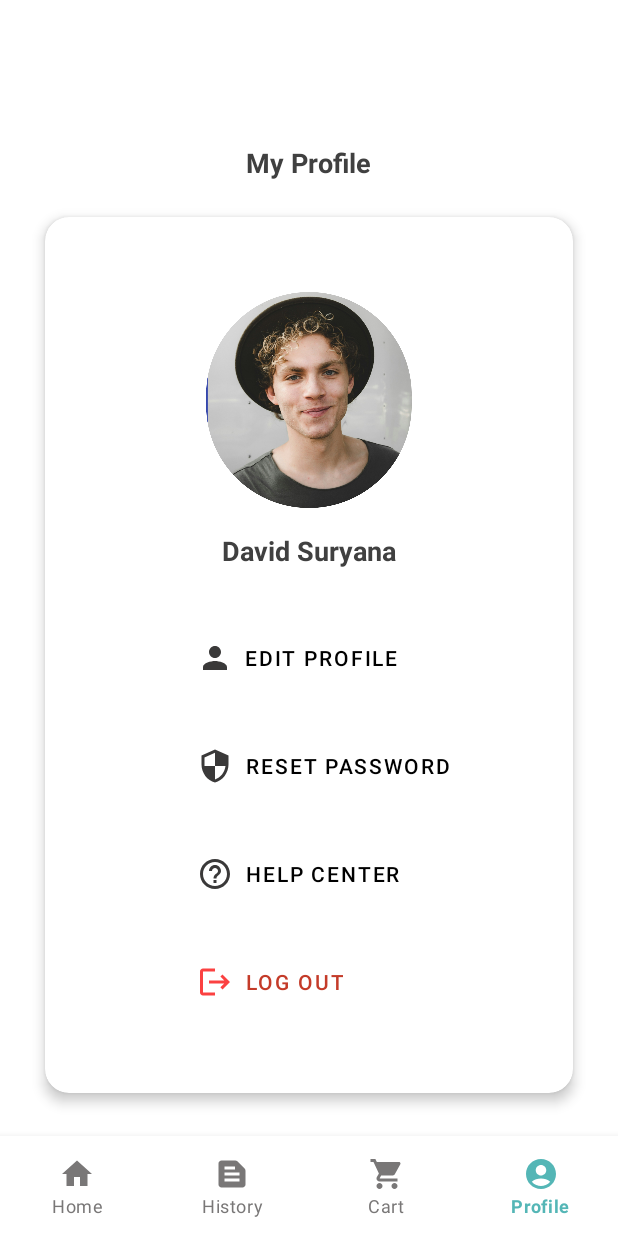
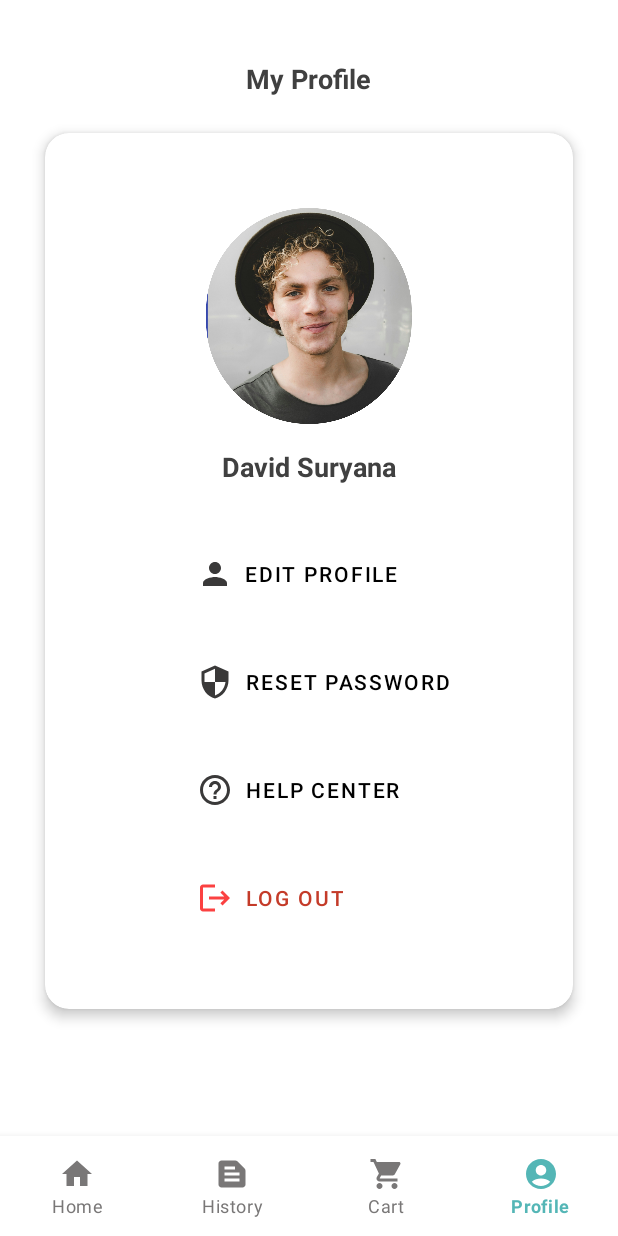
Before and after one commit to TrashUp-Capstone/mobile, an Android app: the MainActivity screen opened directly, with no data from a screen before it, item 4 of the bottom bar chosen, on a phone screen of 412 x 824 dp. Run offline under Robolectric (Android 15) with nearby library versions, the phone set to English and light mode, and no system bars; our stand-ins replace navigation-ui; network calls fail; 2 statements that could not run were skipped.

Commit message:
fix edge user home

```diff
--- a/app/src/main/java/com/dicoding/trashup/ui/user/main/MainActivity.kt
+++ b/app/src/main/java/com/dicoding/trashup/ui/user/main/MainActivity.kt
@@ -37,12 +37,12 @@ class MainActivity : AppCompatActivity() {
         enableEdgeToEdge()
         setContentView(binding.root)
         supportActionBar?.hide()
-//        WindowCompat.setDecorFitsSystemWindows(window, false)
-//        ViewCompat.setOnApplyWindowInsetsListener(findViewById(R.id.main)) { v, insets ->
-//            val systemBars = insets.getInsets(WindowInsetsCompat.Type.systemBars())
-//            v.setPadding(systemBars.left, systemBars.top, systemBars.right, systemBars.bottom)
-//            insets
-//        }
+        WindowCompat.setDecorFitsSystemWindows(window, false)
+        ViewCompat.setOnApplyWindowInsetsListener(findViewById(R.id.container)) { v, insets ->
+            val systemBars = insets.getInsets(WindowInsetsCompat.Type.systemBars())
+            v.setPadding(systemBars.left, systemBars.top, systemBars.right, systemBars.bottom)
+            insets
+        }
 
         viewModel.getSession().observe(this) {user ->
             if (user.token != null) {
```
